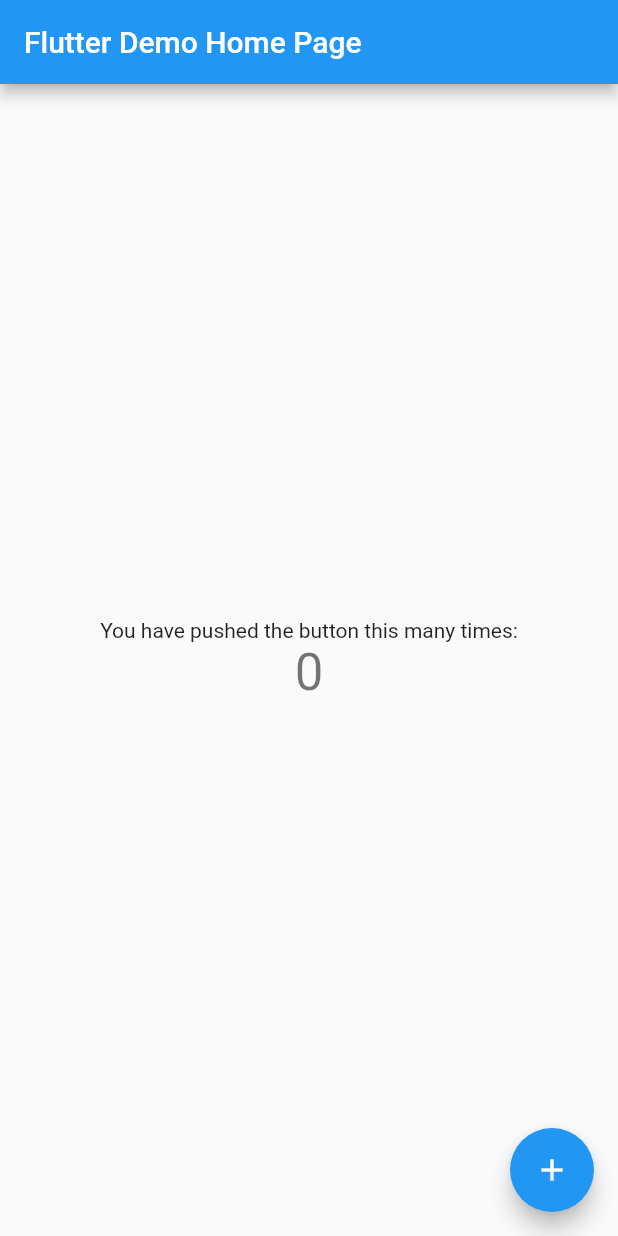
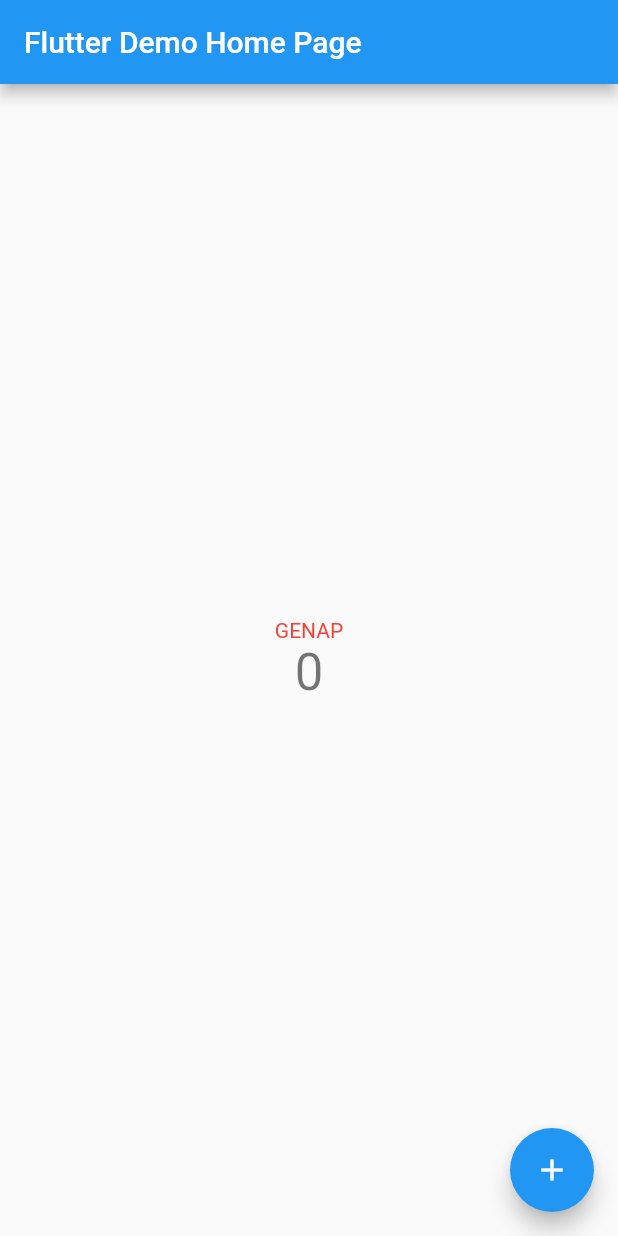
Before and after one commit to kausarme/-pbp-flutter-lab, a Flutter app: the screen it shows after launch, on a phone screen of 412 x 824 dp. Run offline on Flutter 3.47's test engine with Material 2 defaults, Android fonts, the phone set to English and light mode, and no system bars.

Commit message:
Aplikasi Jadi

```diff
--- a/lib/main.dart
+++ b/lib/main.dart
@@ -61,6 +61,17 @@ class _MyHomePageState extends State<MyHomePage> {
     });
   }
 
+  void _decrementCounter() {
+    setState(() {
+      // This call to setState tells the Flutter framework that something has
+      // changed in this State, which causes it to rerun the build method below
+      // so that the display can reflect the updated values. If we changed
+      // _counter without calling setState(), then the build method would not be
+      // called again, and so nothing would appear to happen.
+      if(_counter != 0) _counter--;
+    });
+  }
+
   @override
   Widget build(BuildContext context) {
     // This method is rerun every time setState is called, for instance as done
@@ -95,8 +106,18 @@ class _MyHomePageState extends State<MyHomePage> {
           // horizontal).
           mainAxisAlignment: MainAxisAlignment.center,
           children: <Widget>[
-            const Text(
-              'You have pushed the button this many times:',
+            Expanded(
+              child: Column(
+                mainAxisAlignment: MainAxisAlignment.center,
+                children: [
+                  _counter % 2 == 0
+                      ? const Text(
+                          'GENAP',
+                          style: TextStyle(color: Colors.red),
+                        )
+                      : const Text(
+                          'GANJIL',
+                          style: TextStyle(color: Colors.blue),
                         ),
                   Text(
                     '$_counter',
@@ -105,11 +126,35 @@ class _MyHomePageState extends State<MyHomePage> {
                 ],
               ),
             ),
-      floatingActionButton: FloatingActionButton(
+          ],
+        ),
+      ),
+      bottomSheet: Row(
+        mainAxisAlignment: MainAxisAlignment.spaceBetween,
+        children: [
+          Padding(
+            padding: EdgeInsets.all(16.0),
+            child: Visibility(
+              visible: (_counter > 0),
+              child: FloatingActionButton(
+                onPressed: _decrementCounter,
+                tooltip: 'Decrement',
+                child: const Icon(Icons.remove),
+              ),
+            ),
+          ),
+          Padding(
+            padding: EdgeInsets.all(16.0),
+            child: FloatingActionButton(
               onPressed: _incrementCounter,
               tooltip: 'Increment',
+              heroTag: null,
               child: const Icon(Icons.add),
-      ), // This trailing comma makes auto-formatting nicer for build methods.
+            ),
+          ),
+        ], // This trailing comma makes auto-formatting nicer for build methods.],
+      ),
     );
+    // This trailing comma makes auto-formatting nicer for build methods.
   }
 }
```
Also changed, not shown: 1 other file. Lines whose indentation alone changed are shown as unchanged.
